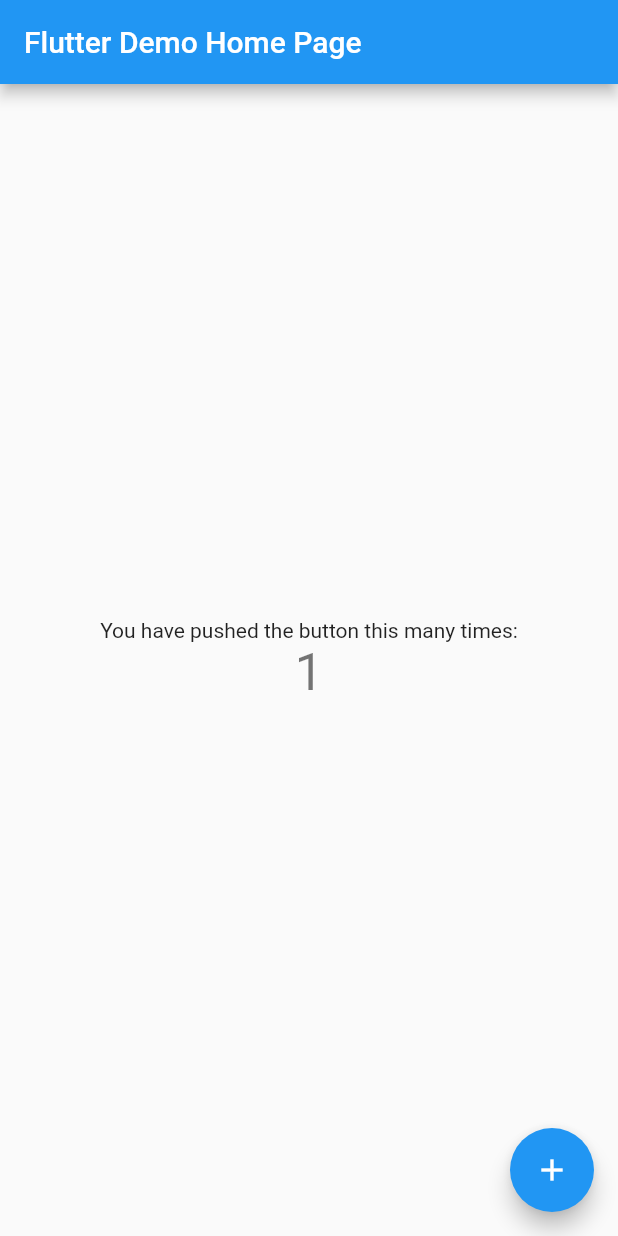
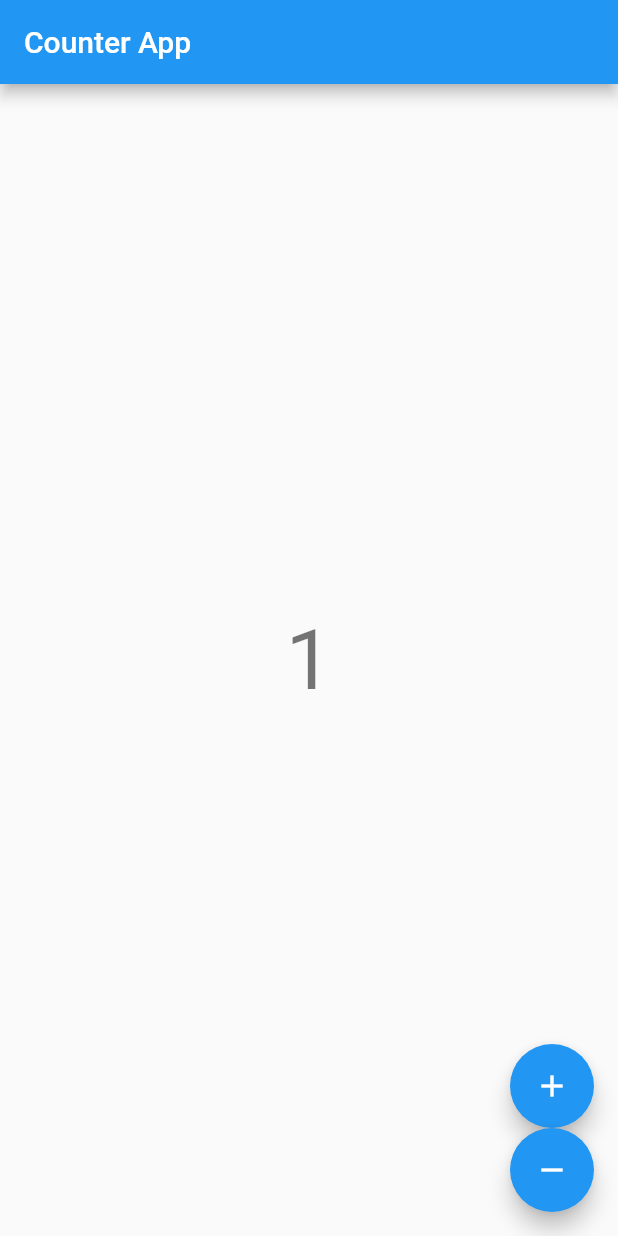
Before and after one commit to AdrianoAnadinho/first_bloc_project, a Flutter app: the screen it shows after launch, after a tap on the "add" icon, on a phone screen of 412 x 824 dp. Run offline on Flutter 3.47's test engine with Material 2 defaults, Android fonts, the light colour scheme and no system bars; our stand-ins replace bloc, flutter_bloc.

Commit message:
first working version

```diff
--- a/lib/main.dart
+++ b/lib/main.dart
@@ -1,67 +1,10 @@
+import 'package:bloc/bloc.dart';
+import 'package:first_bloc_project/src/counter_app.dart';
+import 'package:first_bloc_project/src/counter_observer.dart';
 import 'package:flutter/material.dart';
 
 void main() {
-  runApp(const MyApp());
+  Bloc.observer = CounterObserver();
+
+  runApp(const CounterApp());
 }
-
-class MyApp extends StatelessWidget {
-  const MyApp({super.key});
-
-  @override
-  Widget build(BuildContext context) {
-    return MaterialApp(
-      title: 'Flutter Demo',
-      theme: ThemeData(
-        primarySwatch: Colors.blue,
-      ),
-      home: const MyHomePage(title: 'Flutter Demo Home Page'),
-    );
-  }
-}
-
-class MyHomePage extends StatefulWidget {
-  const MyHomePage({super.key, required this.title});
-
-  final String title;
-
-  @override
-  State<MyHomePage> createState() => _MyHomePageState();
-}
-
-class _MyHomePageState extends State<MyHomePage> {
-  int _counter = 0;
-
-  void _incrementCounter() {
-    setState(() {
-      _counter++;
-    });
-  }
-
-  @override
-  Widget build(BuildContext context) {
-    return Scaffold(
-      appBar: AppBar(
-        title: Text(widget.title),
-      ),
-      body: Center(
-        child: Column(
-          mainAxisAlignment: MainAxisAlignment.center,
-          children: <Widget>[
-            const Text(
-              'You have pushed the button this many times:',
-            ),
-            Text(
-              '$_counter',
-              style: Theme.of(context).textTheme.headline4,
-            ),
-          ],
-        ),
-      ),
-      floatingActionButton: FloatingActionButton(
-        onPressed: _incrementCounter,
-        tooltip: 'Increment',
-        child: const Icon(Icons.add),
-      ),
-    );
-  }
-}
--- /dev/null
+++ b/lib/src/counter.dart
@@ -0,0 +1,2 @@
+export 'counter_cubit.dart';
+export 'counter_view.dart';
--- /dev/null
+++ b/lib/src/counter_app.dart
@@ -0,0 +1,7 @@
+import 'package:flutter/material.dart';
+
+import 'counter_page.dart';
+
+class CounterApp extends MaterialApp {
+  const CounterApp({super.key}) : super(home: const CounterPage());
+}
--- /dev/null
+++ b/lib/src/counter_cubit.dart
@@ -0,0 +1,8 @@
+import 'package:bloc/bloc.dart';
+
+class CounterCubit extends Cubit<int> {
+  CounterCubit() : super(0);
+
+  void increment() => emit(state + 1);
+  void decrement() => emit(state - 1);
+}
--- /dev/null
+++ b/lib/src/counter_page.dart
@@ -0,0 +1,17 @@
+import 'package:flutter/cupertino.dart';
+import 'package:flutter_bloc/flutter_bloc.dart';
+
+import 'counter_cubit.dart';
+import 'counter_view.dart';
+
+class CounterPage extends StatelessWidget {
+  const CounterPage({super.key});
+
+  @override
+  Widget build(BuildContext context) {
+    return BlocProvider(
+      create: (_) => CounterCubit(),
+      child: const CounterView(),
+    );
+  }
+}
--- /dev/null
+++ b/lib/src/counter_view.dart
@@ -0,0 +1,46 @@
+import 'package:flutter/cupertino.dart';
+import 'package:flutter/material.dart';
+import 'package:flutter_bloc/flutter_bloc.dart';
+
+import 'counter_cubit.dart';
+
+class CounterView extends StatelessWidget {
+  const CounterView({super.key});
+
+  @override
+  Widget build(BuildContext context) {
+    final textTheme = Theme.of(context).textTheme;
+
+    return Scaffold(
+      appBar: AppBar(
+        title: const Text('Counter App'),
+      ),
+      body: Center(
+        child: BlocBuilder<CounterCubit, int>(
+          builder: (context, state) {
+            return Text(
+              '$state',
+              style: textTheme.headline2,
+            );
+          },
+        ),
+      ),
+      floatingActionButton: Column(
+        mainAxisAlignment: MainAxisAlignment.end,
+        crossAxisAlignment: CrossAxisAlignment.end,
+        children: <Widget>[
+          FloatingActionButton(
+            key: UniqueKey(),
+            child: const Icon(Icons.add),
+            onPressed: () => context.read<CounterCubit>().increment(),
+          ),
+          FloatingActionButton(
+            key: UniqueKey(),
+            child: const Icon(Icons.remove),
+            onPressed: () => context.read<CounterCubit>().decrement(),
+          )
+        ],
+      ),
+    );
+  }
+}
```
